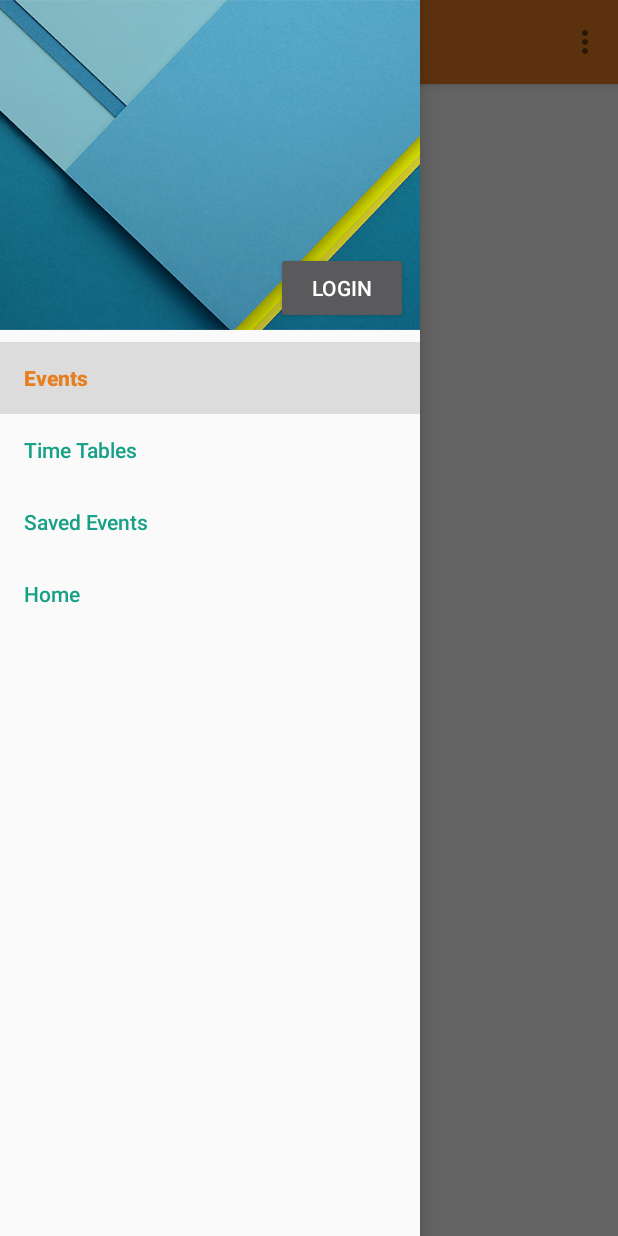
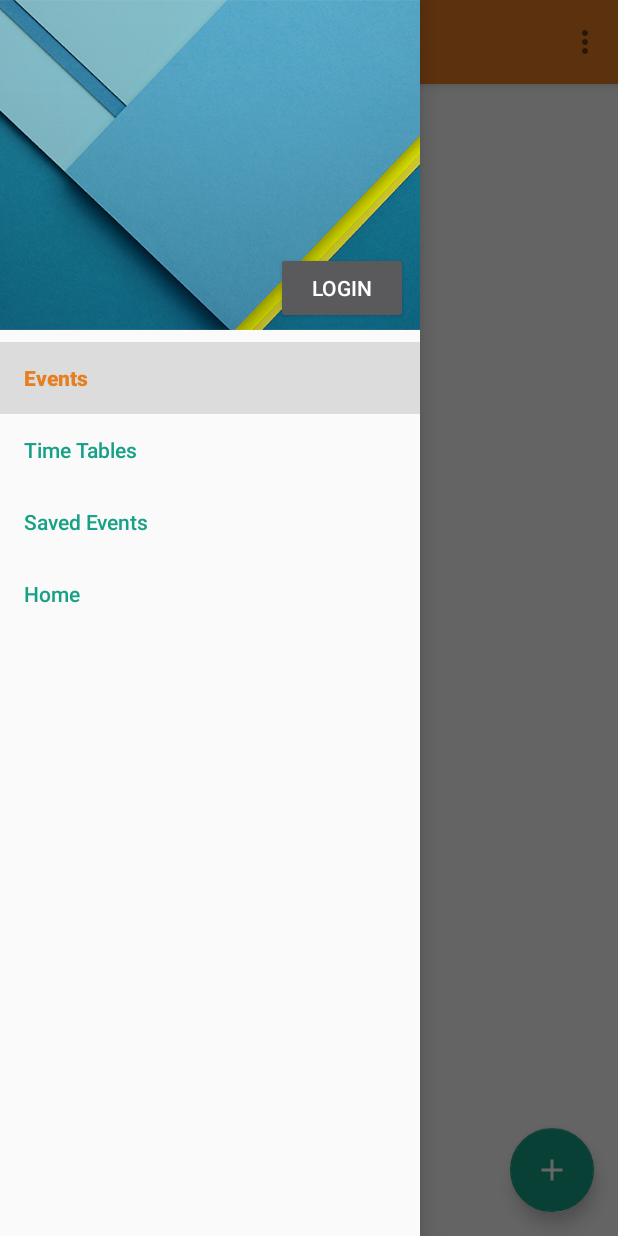
Before and after one commit to heinhtetoo/uniEvent, an Android app: the screen it shows after launch (MainActivity), with the side drawer open, on a phone screen of 412 x 824 dp. Run offline under Robolectric (Android 15) with nearby library versions, the phone set to English and light mode, and no system bars; libraries missing offline, so code that uses them is left out: com.facebook, com.facebook.login, de.greenrobot.event, io.realm; pictures from the network do not load; 11 statements that could not run were skipped.

Commit message:
Event_List_Fragment created

```diff
--- a/app/build.gradle
+++ b/app/build.gradle
@@ -1,5 +1,4 @@
 apply plugin: 'com.android.application'
-apply plugin: 'com.neenbedankt.android-apt'
 apply plugin: 'realm-android'
 
 
@@ -45,9 +44,6 @@ dependencies {
 
     compile 'com.facebook.android:facebook-android-sdk:[4,5)'
 
-    compile 'com.jakewharton:butterknife:8.4.0'
-    apt 'com.jakewharton:butterknife-compiler:8.4.0'
-
     compile 'de.greenrobot:eventbus:2.4.0'
 
 }
--- /dev/null
+++ b/app/src/main/java/com/sd/heinhtetoo/mytestapp/EventListFragment.java
@@ -0,0 +1,74 @@
+package com.sd.heinhtetoo.mytestapp;
+
+import android.os.Bundle;
+import android.support.annotation.Nullable;
+import android.support.design.widget.CoordinatorLayout;
+import android.support.design.widget.FloatingActionButton;
+import android.support.design.widget.Snackbar;
+import android.support.v4.app.Fragment;
+import android.support.v7.widget.GridLayoutManager;
+import android.support.v7.widget.RecyclerView;
+import android.view.LayoutInflater;
+import android.view.View;
+import android.view.ViewGroup;
+
+import com.sd.heinhtetoo.mytestapp.data.Event;
+import com.sd.heinhtetoo.mytestapp.data.Model.EventModelImpl;
+
+import java.util.ArrayList;
+
+import io.realm.RealmList;
+
+/**
+ * Created by Administrator's user on 26-Nov-16.
+ */
+
+public class EventListFragment extends Fragment implements EventContract.eventView,View.OnClickListener{
+
+    ArrayList<Event> events;
+    private RecyclerView recyclerViewEvent;
+
+    FloatingActionButton fab;
+    CoordinatorLayout coordinatorLayout;
+
+    @Override
+    public void onCreate(Bundle savedInstanceState) {
+        super.onCreate(savedInstanceState);
+        EventContract.eventPresenter eventPresenter = new EventPresenter(EventModelImpl.getInstance(), this);
+        eventPresenter.initPresenter();
+    }
+
+    @Nullable
+    @Override
+    public View onCreateView(LayoutInflater inflater, ViewGroup container, Bundle savedInstanceState) {
+        View view = inflater.inflate(R.layout.fragment_event_list, container, false);
+        recyclerViewEvent = (RecyclerView) view.findViewById(R.id.view_event);
+        coordinatorLayout = (CoordinatorLayout) view.findViewById(R.id.coordinator_layout);
+        fab = (FloatingActionButton) view.findViewById(R.id.fab_add_event);
+        fab.setOnClickListener(this);
+
+        return view;
+    }
+
+    @Override
+    public void showList(RealmList<Event> eList) {
+        final EventsAdapter adapter = new EventsAdapter(UniEventApp.getContext(), eList);
+
+        recyclerViewEvent.setAdapter(adapter);
+        recyclerViewEvent.setLayoutManager(new GridLayoutManager(UniEventApp.getContext(), 2));
+
+    }
+
+    @Override
+    public void hideList() {
+
+    }
+
+    @Override
+    public void onClick(View view) {
+        if(view.getId() == R.id.fab_add_event)
+        {
+            Snackbar.make(coordinatorLayout,"New Event Added",Snackbar.LENGTH_SHORT).show();
+        }
+    }
+}
--- a/app/src/main/java/com/sd/heinhtetoo/mytestapp/MainActivity.java
+++ b/app/src/main/java/com/sd/heinhtetoo/mytestapp/MainActivity.java
@@ -6,6 +6,7 @@ import android.support.design.widget.NavigationView;
 import android.support.v4.view.GravityCompat;
 import android.support.v4.widget.DrawerLayout;
 import android.support.v7.app.ActionBar;
+import android.support.v7.app.AlertDialog;
 import android.support.v7.app.AppCompatActivity;
 import android.os.Bundle;
 import android.support.v7.widget.GridLayoutManager;
@@ -36,9 +37,8 @@ import java.util.Arrays;
 import de.greenrobot.event.EventBus;
 import io.realm.RealmList;
 
-public class MainActivity extends AppCompatActivity implements EventContract.eventView,NavigationView.OnNavigationItemSelectedListener,UserController {
-    ArrayList<Event> events;
-    private RecyclerView recyclerViewEvent;
+public class MainActivity extends AppCompatActivity implements NavigationView.OnNavigationItemSelectedListener,UserController {
+
     private DrawerLayout drawerLayout;
     private NavigationView navigationView;
     private ViewPodAccountControl vpAccountControl;
@@ -49,7 +49,6 @@ public class MainActivity extends AppCompatActivity implements EventContract.eve
     private String username;
     private String email;
     private String profileURL;
-    private String profileCoverURL;
 
     @Override
     protected void onCreate(Bundle savedInstanceState) {
@@ -109,12 +108,11 @@ public class MainActivity extends AppCompatActivity implements EventContract.eve
                     }
                 });
 
-        recyclerViewEvent = (RecyclerView) findViewById(R.id.view_event);
-
-
-        EventContract.eventPresenter eventPresenter = new EventPresenter(EventModelImpl.getInstance(), this);
-
-        eventPresenter.initPresenter();
+        EventListFragment fragment = new EventListFragment();
+        getSupportFragmentManager()
+                .beginTransaction()
+                .replace(R.id.fl_container,fragment)
+                .commit();
 
 
     }
@@ -130,15 +128,10 @@ public class MainActivity extends AppCompatActivity implements EventContract.eve
                 FacebookUtils.getInstance().requestFacebookProfilePhoto(accessToken, new FacebookUtils.FacebookGetPictureCallback() {
                     @Override
                     public void onSuccess(final String profilePhotoUrl) {
-                        FacebookUtils.getInstance().requestFacebookCoverPhoto(accessToken, new FacebookUtils.FacebookGetPictureCallback() {
-                            @Override
-                            public void onSuccess(final String coverPhotoUrl) {
-
-                                onLoginWithFacebook(facebookLoginUser, profilePhotoUrl, coverPhotoUrl);
 
 
-                            }
-                        });
+                                onLoginWithFacebook(facebookLoginUser, profilePhotoUrl);
+
                     }
                 });
             }
@@ -146,7 +139,7 @@ public class MainActivity extends AppCompatActivity implements EventContract.eve
 
     }
 
-    private void onLoginWithFacebook(JSONObject facebookLoginUser, String imageUrl, String coverImageUrl ){
+    private void onLoginWithFacebook(JSONObject facebookLoginUser, String imageUrl ){
 
         try {
 
@@ -164,7 +157,6 @@ public class MainActivity extends AppCompatActivity implements EventContract.eve
         }
 
         profileURL = imageUrl;
-        profileCoverURL = coverImageUrl;
 
         //Glide.with(ivProfile.getContext()).load(imageUrl).centerCrop().crossFade().error(R.mipmap.ic_launcher).into(ivProfile);
         //Glide.with(ivProfileCover.getContext()).load(coverImageUrl).centerCrop().crossFade().error(R.mipmap.ic_launcher).into(ivProfileCover);
@@ -173,7 +165,7 @@ public class MainActivity extends AppCompatActivity implements EventContract.eve
     }
 
     private void setUserProfile() {
-        EventBus.getDefault().postSticky(new UserVO(username,email,profileURL,profileCoverURL));
+        EventBus.getDefault().postSticky(new UserVO(username,email,profileURL));
         DataEvent.RefreshUserLoginStatusEvent event = new DataEvent.RefreshUserLoginStatusEvent();
         EventBus.getDefault().post(event);
     }
@@ -229,20 +221,6 @@ public class MainActivity extends AppCompatActivity implements EventContract.eve
     }
 
     @Override
-    public void showList(RealmList<Event> eList) {
-        final EventsAdapter adapter = new EventsAdapter(this, eList);
-
-        recyclerViewEvent.setAdapter(adapter);
-        recyclerViewEvent.setLayoutManager(new GridLayoutManager(this, 2));
-
-    }
-
-    @Override
-    public void hideList() {
-
-    }
-
-    @Override
     public boolean onNavigationItemSelected(@NonNull MenuItem item) {
         item.setChecked(true);
         drawerLayout.closeDrawers();
--- a/app/src/main/java/com/sd/heinhtetoo/mytestapp/ViewPodAccountControl.java
+++ b/app/src/main/java/com/sd/heinhtetoo/mytestapp/ViewPodAccountControl.java
@@ -5,8 +5,6 @@ import android.util.AttributeSet;
 import android.view.View;
 import android.widget.FrameLayout;
 
-import butterknife.BindView;
-import butterknife.ButterKnife;
 import de.greenrobot.event.EventBus;
 
 /**
@@ -19,11 +17,9 @@ public class ViewPodAccountControl extends FrameLayout {
     private String profileURL;
     private String profileCoverURL;
 
-    @BindView(R.id.vp_login_user)
-    ViewPodLoginUser vpLoginUser;
+    private ViewPodLoginUser vpLoginUser;
 
-    @BindView(R.id.vp_logout_user)
-    ViewPodLogoutUser vpLogoutUser;
+    private ViewPodLogoutUser vpLogoutUser;
 
     public ViewPodAccountControl(Context context) {
         super(context);
@@ -40,7 +36,8 @@ public class ViewPodAccountControl extends FrameLayout {
     @Override
     protected void onFinishInflate() {
         super.onFinishInflate();
-        ButterKnife.bind(this, this);
+        vpLoginUser = (ViewPodLoginUser) findViewById(R.id.vp_login_user);
+        vpLogoutUser = (ViewPodLogoutUser) findViewById(R.id.vp_logout_user);
 
         EventBus eventBus = EventBus.getDefault();
         if (!eventBus.isRegistered(this)) {
@@ -52,7 +49,6 @@ public class ViewPodAccountControl extends FrameLayout {
         username = data.getUsername();
         email = data.getEmail();
         profileURL = data.getProfile();
-        profileCoverURL = data.getProfileCover();
     }
 
     boolean isUserLogin = false;
@@ -62,7 +58,7 @@ public class ViewPodAccountControl extends FrameLayout {
         vpLoginUser.setVisibility(isUserLogin ? View.VISIBLE : View.GONE);
 
         if(isUserLogin)
-            vpLoginUser.setData(username,email,profileURL,profileCoverURL);
+            vpLoginUser.setData(username,email,profileURL);
 
     }
 
--- a/app/src/main/java/com/sd/heinhtetoo/mytestapp/ViewPodLoginUser.java
+++ b/app/src/main/java/com/sd/heinhtetoo/mytestapp/ViewPodLoginUser.java
@@ -1,10 +1,12 @@
 package com.sd.heinhtetoo.mytestapp;
 
 import android.content.Context;
+import android.content.DialogInterface;
 import android.graphics.Bitmap;
 import android.support.v4.graphics.drawable.RoundedBitmapDrawable;
 import android.support.v4.graphics.drawable.RoundedBitmapDrawableFactory;
 import android.util.AttributeSet;
+import android.view.View;
 import android.widget.Button;
 import android.widget.ImageView;
 import android.widget.RelativeLayout;
@@ -14,28 +16,21 @@ import com.bumptech.glide.Glide;
 import com.bumptech.glide.load.engine.DiskCacheStrategy;
 import com.bumptech.glide.request.target.BitmapImageViewTarget;
 
-import butterknife.BindView;
-import butterknife.ButterKnife;
-import butterknife.OnClick;
 
 /**
  * Created by user on 9/10/2016.
  */
-public class ViewPodLoginUser extends RelativeLayout implements ViewController {
+public class ViewPodLoginUser extends RelativeLayout implements ViewController,View.OnClickListener {
 
-    @BindView(R.id.iv_profile_cover)
-    ImageView ivProfileCover;
+    private ImageView ivProfile;
 
-    @BindView(R.id.iv_profile)
-    ImageView ivProfile;
+    private TextView tvName;
 
-    @BindView(R.id.tv_name)
-    TextView tvName;
-
-    @BindView(R.id.tv_email)
-    TextView tvEmail;
+    private TextView tvEmail;
 
     private UserController mController;
+
+    private Button btnLogout;
 
     public ViewPodLoginUser(Context context) {
         super(context);
@@ -52,7 +47,11 @@ public class ViewPodLoginUser extends RelativeLayout implements ViewController {
     @Override
     protected void onFinishInflate() {
         super.onFinishInflate();
-        ButterKnife.bind(this, this);
+        ivProfile = (ImageView) findViewById(R.id.iv_profile);
+        tvName = (TextView) findViewById(R.id.tv_name);
+        tvEmail = (TextView) findViewById(R.id.email);
+        btnLogout = (Button) findViewById(R.id.btn_logout);
+        btnLogout.setOnClickListener(this);
     }
 
     @Override
@@ -60,20 +59,7 @@ public class ViewPodLoginUser extends RelativeLayout implements ViewController {
         mController = (UserController) controller;
     }
 
-    @OnClick(R.id.btn_logout)
-    public void onTapLogout(Button btnLogout) {
-        mController.onTapLogout();
-    }
-
-    public void setData(String username,String email,String profileURL,String profileCoverURL) {
-
-        Glide.with(getContext())
-                .load(profileCoverURL)
-                .centerCrop()
-                .diskCacheStrategy(DiskCacheStrategy.ALL)
-                .placeholder(R.drawable.drawer_background)
-                .error(R.drawable.drawer_background)
-                .into(ivProfileCover);
+    public void setData(String username,String email,String profileURL) {
 
         Glide.with(getContext())
                 .load(profileURL)
@@ -92,7 +78,24 @@ public class ViewPodLoginUser extends RelativeLayout implements ViewController {
         });
 
 
+        if(username != null ){
         tvName.setText(username);
-        tvEmail.setText(email);
+        }
+        if(email != null)
+        {
+            tvEmail.setText(email);
+        }
+
+    }
+
+    @Override
+    public void onClick(View view) {
+        if(view.getId() == R.id.btn_logout) {
+            onTapLogout();
+        }
+    }
+
+    public void onTapLogout (){
+        mController.onTapLogout();
     }
 }
--- a/app/src/main/java/com/sd/heinhtetoo/mytestapp/ViewPodLogoutUser.java
+++ b/app/src/main/java/com/sd/heinhtetoo/mytestapp/ViewPodLogoutUser.java
@@ -3,15 +3,16 @@ package com.sd.heinhtetoo.mytestapp;
 import android.content.Context;
 import android.util.AttributeSet;
 import android.view.View;
+import android.widget.Button;
 import android.widget.RelativeLayout;
 
-import butterknife.ButterKnife;
-import butterknife.OnClick;
 
 /**
  * Created by user on 9/10/2016.
  */
-public class ViewPodLogoutUser extends RelativeLayout implements ViewController {
+public class ViewPodLogoutUser extends RelativeLayout implements ViewController,View.OnClickListener {
+
+    private Button btnLogin;
 
     private UserController mController;
 
@@ -30,11 +31,11 @@ public class ViewPodLogoutUser extends RelativeLayout implements ViewController
     @Override
     protected void onFinishInflate() {
         super.onFinishInflate();
-        ButterKnife.bind(this, this);
+        btnLogin = (Button) findViewById(R.id.btn_login);
+        btnLogin.setOnClickListener(this);
     }
 
-    @OnClick(R.id.btn_login)
-    public void onTapLogin(View view) {
+    public void onTapLogin() {
         mController.onTapLogin();
     }
 
@@ -42,4 +43,11 @@ public class ViewPodLogoutUser extends RelativeLayout implements ViewController
     public void setController(BaseController controller) {
         mController = (UserController) controller;
     }
+
+    @Override
+    public void onClick(View view) {
+        if(view.getId() == R.id.btn_login){
+            onTapLogin();
+        }
+    }
 }
--- /dev/null
+++ b/app/src/main/res/drawable/button_background.xml
@@ -0,0 +1,5 @@
+<shape xmlns:android="http://schemas.android.com/apk/res/android" android:shape="rectangle">
+    <stroke android:width="1dp" android:color="#ff6800" />
+    <corners android:radius="18dp" />
+    <gradient android:startColor="#ff6800" android:centerColor="#FF8000" android:endColor="#FF9700" android:angle="90" />
+</shape>
--- /dev/null
+++ b/app/src/main/res/drawable/edit_text_desc_background.xml
@@ -0,0 +1,5 @@
+<shape xmlns:android="http://schemas.android.com/apk/res/android">
+    <stroke
+        android:width="1dp"
+        android:color="#000" />
+</shape>
--- /dev/null
+++ b/app/src/main/res/drawable/ic_add_white_24dp.xml
@@ -0,0 +1,9 @@
+<vector xmlns:android="http://schemas.android.com/apk/res/android"
+        android:width="24dp"
+        android:height="24dp"
+        android:viewportWidth="24.0"
+        android:viewportHeight="24.0">
+    <path
+        android:fillColor="#FFFFFFFF"
+        android:pathData="M19,13h-6v6h-2v-6H5v-2h6V5h2v6h6v2z"/>
+</vector>
--- a/app/src/main/res/drawable/ic_unstarred.xml
+++ b/app/src/main/res/drawable/ic_unstarred.xml
@@ -4,7 +4,7 @@
         android:viewportWidth="24.0"
         android:viewportHeight="24.0">
     <path
-        android:fillColor="#111111"
+        android:fillColor="#ffffff"
         android:strokeColor="@android:color/darker_gray"
         android:pathData="M22,9.24l-7.19,-0.62L12,2 9.19,8.63 2,9.24l5.46,4.73L5.82,21 12,17.27 18.18,21l-1.63,-7.03L22,9.24zM12,15.4l-3.76,2.27 1,-4.28 -3.32,-2.88 4.38,-0.38L12,6.1l1.71,4.04 4.38,0.38 -3.32,2.88 1,4.28L12,15.4z"/>
 </vector>
--- a/app/src/main/res/layout/activity_main.xml
+++ b/app/src/main/res/layout/activity_main.xml
@@ -26,20 +26,11 @@
 
         </android.support.design.widget.AppBarLayout>
 
-        <RelativeLayout xmlns:android="http://schemas.android.com/apk/res/android"
-            xmlns:tools="http://schemas.android.com/tools"
-            android:id="@+id/activity_event"
-            android:layout_width="match_parent"
-            android:layout_height="match_parent"
-            app:layout_behavior="@string/appbar_scrolling_view_behavior"
-            tools:context="com.sd.heinhtetoo.mytestapp.MainActivity">
-
-            <android.support.v7.widget.RecyclerView
-                android:id="@+id/view_event"
-                android:layout_width="match_parent"
-                android:layout_height="match_parent" />
-
-        </RelativeLayout>
+     <FrameLayout
+         android:id="@+id/fl_container"
+         android:layout_width="match_parent"
+         android:layout_height="match_parent"
+         app:layout_behavior="@string/appbar_scrolling_view_behavior"/>
 
     </android.support.design.widget.CoordinatorLayout>
 
--- /dev/null
+++ b/app/src/main/res/layout/fragment_event_list.xml
@@ -0,0 +1,31 @@
+<android.support.design.widget.CoordinatorLayout xmlns:android="http://schemas.android.com/apk/res/android"
+    xmlns:tools="http://schemas.android.com/tools"
+    android:id="@+id/coordinator_layout"
+    android:layout_width="match_parent"
+    android:layout_height="match_parent">
+
+    <RelativeLayout xmlns:android="http://schemas.android.com/apk/res/android"
+        xmlns:app="http://schemas.android.com/apk/res-auto"
+        xmlns:tools="http://schemas.android.com/tools"
+        android:id="@+id/activity_event"
+        android:layout_width="match_parent"
+        android:layout_height="match_parent"
+        app:layout_behavior="@string/appbar_scrolling_view_behavior"
+        tools:context="com.sd.heinhtetoo.mytestapp.MainActivity">
+
+        <android.support.v7.widget.RecyclerView
+            android:id="@+id/view_event"
+            android:layout_width="match_parent"
+            android:layout_height="match_parent" />
+    </RelativeLayout>
+
+    <android.support.design.widget.FloatingActionButton
+        android:id="@+id/fab_add_event"
+        android:layout_width="wrap_content"
+        android:layout_height="wrap_content"
+        android:layout_gravity="bottom|end"
+        android:layout_margin="@dimen/fab_margin"
+        android:src="@drawable/ic_add_white_24dp"
+        android:tint="@android:color/white" />
+
+</android.support.design.widget.CoordinatorLayout>
--- a/app/src/main/res/values/dimens.xml
+++ b/app/src/main/res/values/dimens.xml
@@ -32,10 +32,11 @@
     <dimen name="screen_title_size">22sp</dimen>
 
     <dimen name="status_bar_height">25dp</dimen>
-    <dimen name="user_profile_image_size">80dp</dimen>
+    <dimen name="user_profile_image_size">90dp</dimen>
     <dimen name="login_user_name_margin_top">12dp</dimen>
     <dimen name="menu_header_height">220dp</dimen>
-    <dimen name="user_profile_margin_top">40dp</dimen>
+    <dimen name="user_profile_margin_top">24dp</dimen>
     <dimen name="profile_height">16dp</dimen>
     <dimen name="user_profile_image_size_large">80dp</dimen>
+    <dimen name="et_date_width">80dp</dimen>
 </resources>
--- a/app/src/main/res/values/strings.xml
+++ b/app/src/main/res/values/strings.xml
@@ -11,4 +11,5 @@
     <string name="lbl_login">Login</string>
     <string name="dummy_username">Superman</string>
     <string name="dummy_email">superman@starlabs.com</string>
+    <string name="add_event_view_instruction">Please type in details about the event</string>
 </resources>
--- a/build.gradle
+++ b/build.gradle
@@ -7,7 +7,6 @@ buildscript {
     dependencies {
         classpath 'com.android.tools.build:gradle:2.2.2'
         classpath "io.realm:realm-gradle-plugin:2.2.0"
-        classpath 'com.neenbedankt.gradle.plugins:android-apt:1.8'
 
         // NOTE: Do not place your application dependencies here; they belong
         // in the individual module build.gradle files
```
Also changed, not shown: app/src/main/AndroidManifest.xml (+7 -2 lines), app/src/main/java/com/sd/heinhtetoo/mytestapp/AddEventActivity.java (added, +20 -0 lines), app/src/main/java/com/sd/heinhtetoo/mytestapp/UserVO.java (+1 -6 lines), app/src/main/res/layout/view_new_event.xml (added, +184 -0 lines), app/src/main/res/layout/view_pod_login_user.xml (+1 -15 lines).
